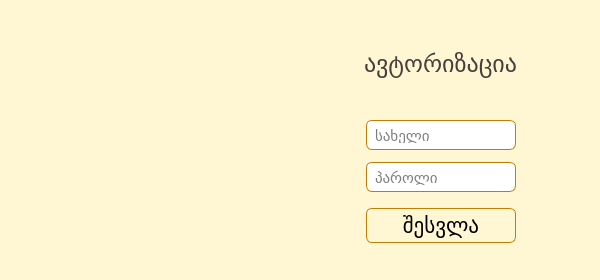
Before: the Qt Designer form ui/login.ui in bekashvelidze/renew-commercial, drawn with Qt 5.
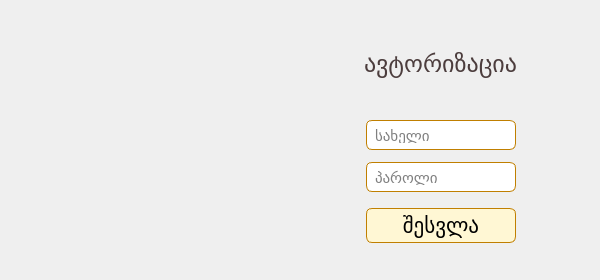
After: the same form once the commit is applied. Icons and pictures are not drawn.

Commit message: fixed all current bugs, ready modules: make an appointments for all categories, make a payement, buy subscription, settings windows and daily report, only needs monthly report to be ready.

```diff
--- a/ui/login.ui
+++ b/ui/login.ui
@@ -14,8 +14,7 @@
    <string>MainWindow</string>
   </property>
   <property name="styleSheet">
-   <string notr="true">QMainWindow {background-color: #FFF7D4;}
-QPushButton {
+   <string notr="true">QPushButton {
 	border: 1px solid #C07F00;
 	background: #FFF7D4;
 	border-radius: 6px;
```
The commit also changes 13 other files.
